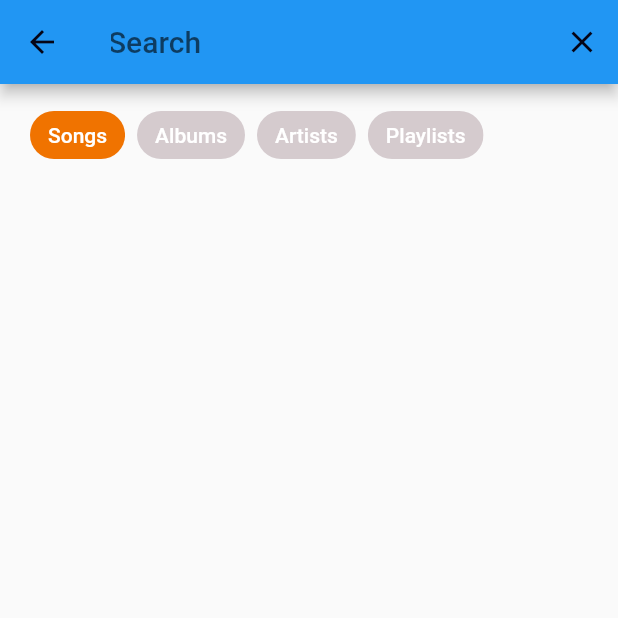
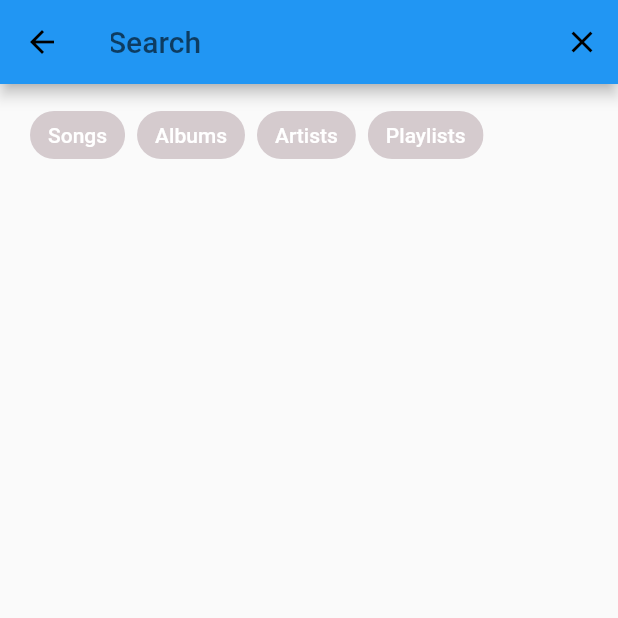
Before and after one commit to Setrexis/music_player, a Flutter app: the screen it shows after launch, after a tap on "Song, artist or album ...", on a phone screen of 412 x 824 dp, the top half of it. Run offline on Flutter 3.47's test engine with Material 2 defaults, Android fonts, the light colour scheme and no system bars; our stand-ins replace audio_service, bloc, equatable, flutter_bloc, google_fonts, just_audio and 5 more; missing offline and left inert: audio_session, dart:ffi.

Commit message:
dateien verschoben

```diff
--- a/lib/main.dart
+++ b/lib/main.dart
@@ -3,7 +3,7 @@ import 'package:flutter/material.dart';
 import 'package:flutter_bloc/flutter_bloc.dart';
 import 'package:google_fonts/google_fonts.dart';
 import 'package:music_player/AudioPlayer.dart';
-import 'package:music_player/home.dart';
+import 'package:music_player/src/ui/home.dart';
 import 'package:music_player/src/bloc/player/player_bloc.dart';
 import 'package:audio_session/audio_session.dart';
 
@@ -34,18 +34,18 @@ class MyApp extends StatelessWidget {
         theme: ThemeData.light().copyWith(
             accentColor: Color(0xffF07300),
             primaryColorDark: Color(0xFFE06A3A),
-            iconTheme: IconThemeData().copyWith(color: Color(0xff050517)),
+            iconTheme: IconThemeData().copyWith(color: Colors.black),
             primaryColor: Color(0xfff2e7eb),
             primaryColorLight: Color(0xffECA100),
             textTheme: GoogleFonts.mavenProTextTheme(),
             canvasColor: Color(0xfff2e7eb),
             backgroundColor: Colors.white,
             appBarTheme: AppBarTheme(
-                brightness: Brightness.dark,
-                titleTextStyle: TextStyle(color: Color(0xff050517)),
-                iconTheme: IconThemeData().copyWith(color: Color(0xff050517)),
+                titleTextStyle: TextStyle(color: Colors.black),
+                toolbarTextStyle: TextStyle(color: Colors.black),
+                iconTheme: IconThemeData().copyWith(color: Colors.black),
                 actionsIconTheme:
-                    IconThemeData().copyWith(color: Color(0xff050517)))),
+                    IconThemeData().copyWith(color: Colors.black))),
         darkTheme: ThemeData.dark().copyWith(
             accentColor: Color(0xffF07300),
             primaryColorDark: Color(0xFFE06A3A),
@@ -56,7 +56,7 @@ class MyApp extends StatelessWidget {
                 ThemeData(brightness: Brightness.dark).textTheme),
             canvasColor: Color(0xff1B0E13),
             backgroundColor: Colors.black,
-            scaffoldBackgroundColor: Color(0xff050517)),
+            scaffoldBackgroundColor: Colors.black),
         home: Home(),
       ),
     );
--- a/lib/src/ui/albumTab.dart
+++ b/lib/src/ui/albumTab.dart
@@ -3,8 +3,8 @@ import 'dart:math';
 import 'package:flutter/cupertino.dart';
 import 'package:flutter/material.dart';
 import 'package:flutter_bloc/flutter_bloc.dart';
-import 'package:music_player/home.dart';
-import 'package:music_player/playerWidget.dart';
+import 'package:music_player/src/ui/home.dart';
+import 'package:music_player/src/ui/playerWidget.dart';
 import 'package:music_player/src/bloc/player/player_bloc.dart';
 import 'package:music_player/src/bloc/player/player_event.dart';
 import 'package:on_audio_query/on_audio_query.dart';
--- a/lib/home.dart
+++ b/lib/src/ui/home.dart
@@ -5,7 +5,7 @@ import 'dart:ui';
 
 import 'package:flutter/material.dart';
 import 'package:flutter_bloc/flutter_bloc.dart';
-import 'package:music_player/playerWidget.dart';
+import 'package:music_player/src/ui/playerWidget.dart';
 import 'package:music_player/src/bloc/player/player_bloc.dart';
 import 'package:music_player/src/bloc/player/player_event.dart';
 import 'package:music_player/src/ui/albumTab.dart';
@@ -163,6 +163,9 @@ class CoustomSearchDelegate extends SearchDelegate {
       IconButton(
         icon: Icon(Icons.clear),
         onPressed: () {
+          if (query == '') {
+            close(context, null);
+          }
           query = '';
         },
       ),
@@ -207,7 +210,7 @@ class SearchResult extends StatefulWidget {
 }
 
 class _SearchResultState extends State<SearchResult> {
-  int? _value = 1;
+  int? _value;
   @override
   Widget build(BuildContext context) {
     return Padding(
--- a/lib/playerWidget.dart
+++ b/lib/src/ui/playerWidget.dart
@@ -3,7 +3,7 @@ import 'dart:ui';
 import 'package:audio_service/audio_service.dart';
 import 'package:flutter/material.dart';
 import 'package:flutter_bloc/flutter_bloc.dart';
-import 'package:music_player/player.dart';
+import 'package:music_player/src/ui/player.dart';
 import 'package:music_player/src/bloc/player/player_bloc.dart';
 import 'package:on_audio_query/on_audio_query.dart';
 
--- a/lib/src/ui/playlistTab.dart
+++ b/lib/src/ui/playlistTab.dart
@@ -3,8 +3,8 @@ import 'dart:math';
 import 'package:flutter/cupertino.dart';
 import 'package:flutter/material.dart';
 import 'package:flutter_bloc/flutter_bloc.dart';
-import 'package:music_player/home.dart';
-import 'package:music_player/playerWidget.dart';
+import 'package:music_player/src/ui/home.dart';
+import 'package:music_player/src/ui/playerWidget.dart';
 import 'package:music_player/src/bloc/player/player_bloc.dart';
 import 'package:music_player/src/bloc/player/player_event.dart';
 import 'package:on_audio_query/on_audio_query.dart';
--- a/lib/src/ui/wiedergabeListTab.dart
+++ b/lib/src/ui/wiedergabeListTab.dart
@@ -1,7 +1,7 @@
 import 'package:flutter/material.dart';
 import 'package:flutter_bloc/flutter_bloc.dart';
-import 'package:music_player/home.dart';
-import 'package:music_player/playerWidget.dart';
+import 'package:music_player/src/ui/home.dart';
+import 'package:music_player/src/ui/playerWidget.dart';
 import 'package:music_player/src/bloc/player/player_bloc.dart';
 import 'package:on_audio_query/on_audio_query.dart';
 
```
Also changed, not shown: lib/src/ui/artistTab.dart (+4 -3 lines), lib/src/ui/player.dart (renamed from lib/player.dart, +26 -10 lines).
